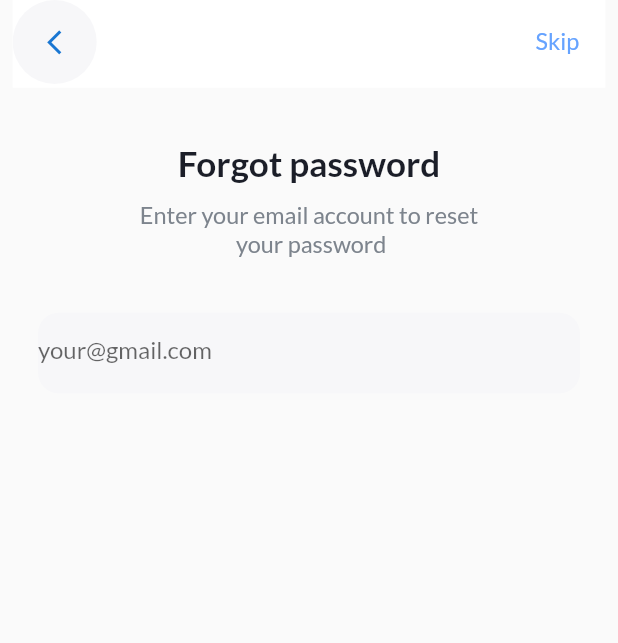
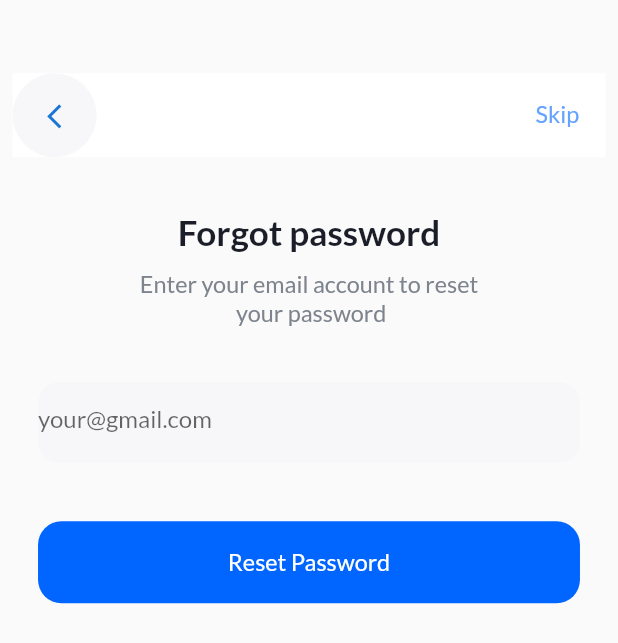
Before and after one commit to sadman-ichha/Royel-Property, a Flutter app: the ForgetPasswordScreen screen opened by its route, on a phone screen of 412 x 824 dp. Shown: the top 643 px of the screen. Run offline on Flutter 3.47's test engine with Material 2 defaults, Android fonts, the phone set to English and light mode, and no system bars; our stand-ins replace dots_indicator, flutter_screenutil, get, google_fonts.

Commit message:
forget screen

```diff
--- a/lib/ui/views/forget_screen.dart
+++ b/lib/ui/views/forget_screen.dart
@@ -1,6 +1,7 @@
 import 'package:flutter/material.dart';
 import 'package:flutter_screenutil/flutter_screenutil.dart';
 import 'package:royal_property/ui/styles/style.dart';
+import 'package:royal_property/ui/widgets/blue_button.dart';
 import 'package:royal_property/ui/widgets/custom_text_field.dart';
 import 'package:royal_property/ui/widgets/white_appbar.dart';
 
@@ -10,11 +11,12 @@ class ForgetPasswordScreen extends StatelessWidget {
   @override
   Widget build(BuildContext context) {
     return Scaffold(
-      appBar: WhiteAppBar("Skip", () {}),
       body: Column(
         // mainAxisAlignment: MainAxisAlignment.center,
         // crossAxisAlignment: CrossAxisAlignment.center,
         children: [
+          SizedBox(height: 50.0.h),
+          WhiteAppBar("Skip", () {}),
           SizedBox(height: 37.0.h),
           Center(
             child: Text("Forgot password",
@@ -31,7 +33,9 @@ class ForgetPasswordScreen extends StatelessWidget {
           ),
           SizedBox(height: 37.0.h),
           customTextField(
-              "your@gmail.com", _emailController, TextInputType.emailAddress)
+              "your@gmail.com", _emailController, TextInputType.emailAddress),
+          SizedBox(height: 40.0.h),
+          BlueButton("Reset Password", () {})
         ],
       ),
     );
```
